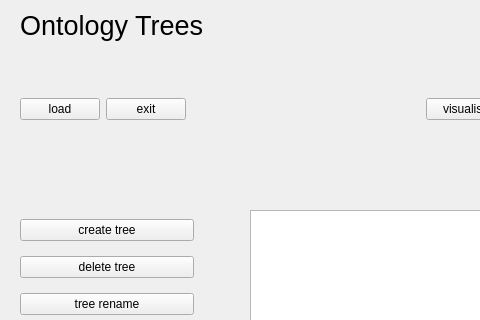
Before: the Qt Designer form src/TreeSchemata_gui.ui in heinz-preisig/PeriConto_generic, drawn with Qt 5; both pictures show x 0 to 480 and y 0 to 320 of the 968 by 963 pixel window.
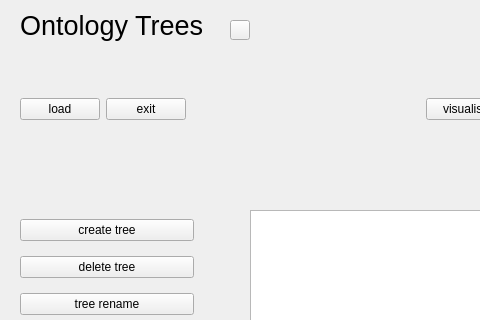
After: the same form once the commit is applied.

Commit message: [Brick & tree] * adding an LED indicating the status

```diff
--- a/src/TreeSchemata_gui.ui
+++ b/src/TreeSchemata_gui.ui
@@ -264,6 +264,25 @@
      </item>
     </layout>
    </widget>
+   <widget class="QPushButton" name="LED">
+    <property name="geometry">
+     <rect>
+      <x>230</x>
+      <y>20</y>
+      <width>20</width>
+      <height>20</height>
+     </rect>
+    </property>
+    <property name="sizePolicy">
+     <sizepolicy hsizetype="Fixed" vsizetype="Fixed">
+      <horstretch>20</horstretch>
+      <verstretch>20</verstretch>
+     </sizepolicy>
+    </property>
+    <property name="text">
+     <string/>
+    </property>
+   </widget>
   </widget>
   <widget class="QStatusBar" name="statusbar"/>
  </widget>
```
The commit also changes 9 other files.
